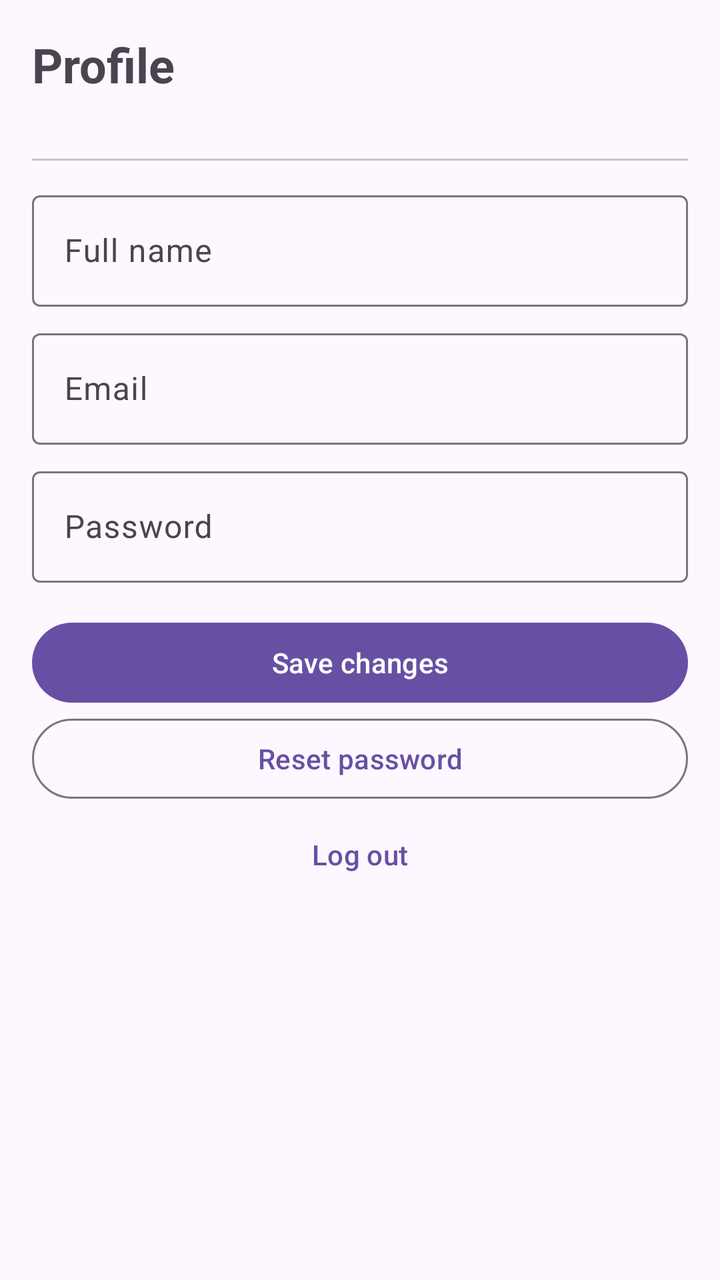
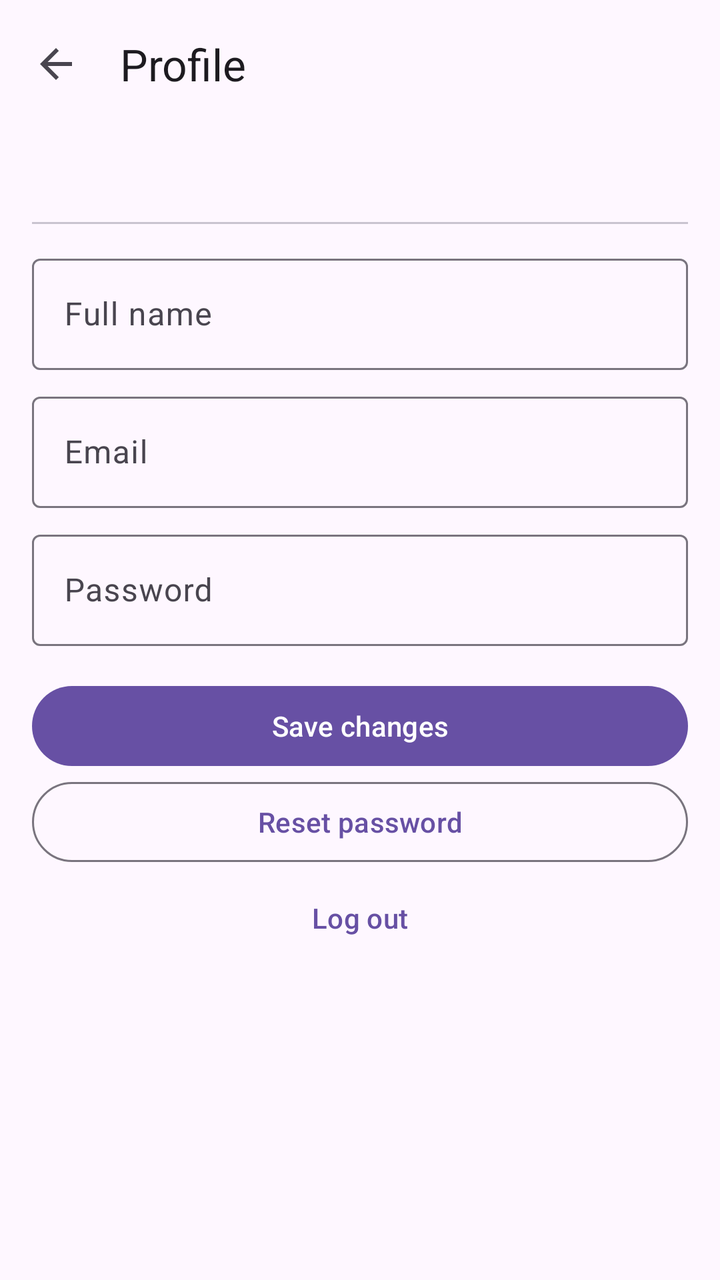

Two renders of the same Android screen: before a commit and after it. Below are the layout's source before the change and the commit's diff.
<!-- AndroidManifest.xml: application theme Theme.Ticketree -->
<!-- res/layout/activity_profile.xml -->
<?xml version="1.0" encoding="utf-8"?>
<ScrollView xmlns:android="http://schemas.android.com/apk/res/android"
    android:layout_width="match_parent"
    android:layout_height="match_parent"
    android:fitsSystemWindows="true">

    <LinearLayout
        android:layout_width="match_parent"
        android:layout_height="wrap_content"
        android:orientation="vertical"
        android:padding="16dp">

        <com.google.android.material.textview.MaterialTextView
            android:layout_width="match_parent"
            android:layout_height="wrap_content"
            android:text="Profile"
            android:textSize="24sp"
            android:textStyle="bold" />

        <com.google.android.material.textview.MaterialTextView
            android:id="@+id/tvRole"
            android:layout_width="match_parent"
            android:layout_height="wrap_content" />

        <com.google.android.material.divider.MaterialDivider
            android:layout_width="match_parent"
            android:layout_height="wrap_content"
            android:layout_marginVertical="12dp" />

        <com.google.android.material.textfield.TextInputLayout
            style="@style/Widget.Material3.TextInputLayout.OutlinedBox"
            android:layout_width="match_parent"
            android:layout_height="wrap_content"
            android:hint="Full name">

            <com.google.android.material.textfield.TextInputEditText
                android:id="@+id/etName"
                android:layout_width="match_parent"
                android:layout_height="wrap_content"
                android:inputType="textPersonName" />
        </com.google.android.material.textfield.TextInputLayout>

        <com.google.android.material.textfield.TextInputLayout
            style="@style/Widget.Material3.TextInputLayout.OutlinedBox"
            android:layout_width="match_parent"
            android:layout_height="wrap_content"
            android:layout_marginTop="8dp"
            android:hint="Email">

            <com.google.android.material.textfield.TextInputEditText
                android:id="@+id/etEmail"
                android:layout_width="match_parent"
                android:layout_height="wrap_content"
                android:inputType="textEmailAddress" />
        </com.google.android.material.textfield.TextInputLayout>

        <com.google.android.material.textfield.TextInputLayout
            style="@style/Widget.Material3.TextInputLayout.OutlinedBox"
            android:layout_width="match_parent"
            android:layout_height="wrap_content"
            android:layout_marginTop="8dp"
            android:hint="Password">

            <com.google.android.material.textfield.TextInputEditText
                android:id="@+id/etPassword"
                android:layout_width="match_parent"
                android:layout_height="wrap_content"
                android:inputType="textPassword" />
        </com.google.android.material.textfield.TextInputLayout>

        <com.google.android.material.button.MaterialButton
            android:id="@+id/btnSave"
            android:layout_width="match_parent"
            android:layout_height="wrap_content"
            android:layout_marginTop="16dp"
            android:text="Save changes" />

        <com.google.android.material.button.MaterialButton
            android:id="@+id/btnReset"
            style="@style/Widget.Material3.Button.OutlinedButton"
            android:layout_width="match_parent"
            android:layout_height="wrap_content"
            android:text="Reset password" />

        <com.google.android.material.button.MaterialButton
            android:id="@+id/btnLogout"
            style="@style/Widget.Material3.Button.TextButton"
            android:layout_width="match_parent"
            android:layout_height="wrap_content"
            android:text="Log out" />
    </LinearLayout>
</ScrollView>
<!-- resources referenced by this layout -->
<resources>
  <style name="Theme.Ticketree" parent="Base.Theme.Ticketree" />
  <style name="Base.Theme.Ticketree" parent="Theme.Material3.DayNight.NoActionBar">
          
          
      </style>
</resources>

<!-- the commit's change to res/layout/activity_profile.xml (unified diff, before → after) -->
@@ -1,21 +1,26 @@
 <?xml version="1.0" encoding="utf-8"?>
+<LinearLayout xmlns:android="http://schemas.android.com/apk/res/android"
+    xmlns:app="http://schemas.android.com/apk/res-auto"
+    android:layout_width="match_parent"
+    android:layout_height="match_parent"
+    android:fitsSystemWindows="true"
+    android:orientation="vertical">
+    <com.google.android.material.appbar.MaterialToolbar
+        android:id="@+id/toolbar"
+        android:layout_width="match_parent"
+        android:layout_height="?attr/actionBarSize"
+        app:navigationIcon="@drawable/ic_back"
+        app:title="Profile" />
 <ScrollView xmlns:android="http://schemas.android.com/apk/res/android"
     android:layout_width="match_parent"
-    android:layout_height="match_parent"
-    android:fitsSystemWindows="true">
+    android:layout_height="0dp"
+    android:layout_weight="1">
 
     <LinearLayout
         android:layout_width="match_parent"
         android:layout_height="wrap_content"
         android:orientation="vertical"
         android:padding="16dp">
-
-        <com.google.android.material.textview.MaterialTextView
-            android:layout_width="match_parent"
-            android:layout_height="wrap_content"
-            android:text="Profile"
-            android:textSize="24sp"
-            android:textStyle="bold" />
 
         <com.google.android.material.textview.MaterialTextView
             android:id="@+id/tvRole"
@@ -90,3 +95,4 @@
             android:text="Log out" />
     </LinearLayout>
 </ScrollView>
+</LinearLayout>
<!-- resource entries referenced after the edit -->
@@ -1,5 +1,16 @@
 <!-- resources referenced by this layout -->
 <resources>
+  <!-- drawable ic_back (drawable) -->
+  <vector xmlns:android="http://schemas.android.com/apk/res/android"
+      android:width="24dp"
+      android:height="24dp"
+      android:tint="?attr/colorControlNormal"
+      android:viewportWidth="24"
+      android:viewportHeight="24">
+      <path
+          android:fillColor="@android:color/white"
+          android:pathData="M20,11H7.83l5.59,-5.59L12,4l-8,8 8,8 1.41,-1.41L7.83,13H20v-2z" />
+  </vector>
   <style name="Theme.Ticketree" parent="Base.Theme.Ticketree" />
   <style name="Base.Theme.Ticketree" parent="Theme.Material3.DayNight.NoActionBar">
           
